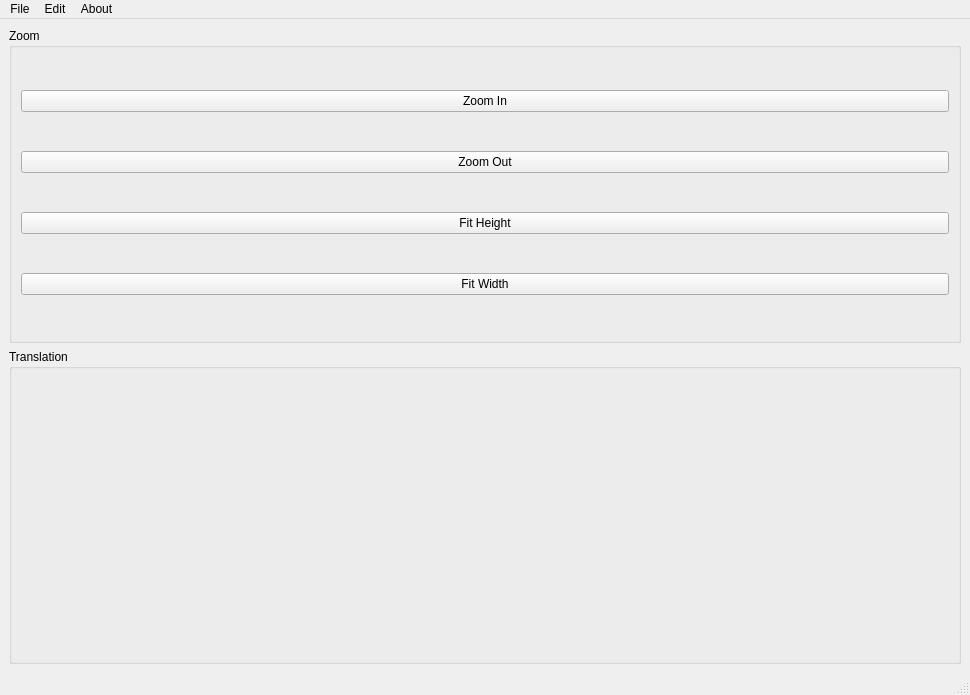
Above: comic-lens/form.ui from kylekce/Comic-Lens before the change. Below: the same form after it.
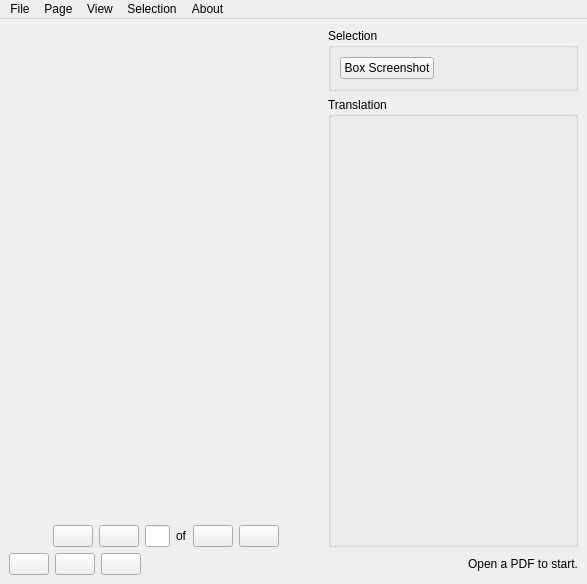
That is the form after the change. Icons and pictures are not drawn.

What changed in the file:
```diff
--- a/comic-lens/form.ui
+++ b/comic-lens/form.ui
@@ -6,8 +6,8 @@
    <rect>
     <x>0</x>
     <y>0</y>
-    <width>970</width>
-    <height>695</height>
+    <width>587</width>
+    <height>584</height>
    </rect>
   </property>
   <property name="sizePolicy">
@@ -26,62 +26,303 @@
      <verstretch>0</verstretch>
     </sizepolicy>
    </property>
-   <layout class="QHBoxLayout" name="horizontalLayout_2">
+   <property name="layoutDirection">
+    <enum>Qt::LeftToRight</enum>
+   </property>
+   <layout class="QVBoxLayout" name="verticalLayout_3" stretch="1,0">
     <item>
-     <layout class="QHBoxLayout" name="horizontalLayout_3">
+     <layout class="QHBoxLayout" name="main" stretch="2,1">
       <item>
-       <layout class="QVBoxLayout" name="verticalLayout">
+       <layout class="QVBoxLayout" name="main_layout" stretch="1,0">
+        <item>
+         <layout class="QHBoxLayout" name="page_layout" stretch="">
+          <property name="sizeConstraint">
+           <enum>QLayout::SetDefaultConstraint</enum>
+          </property>
+         </layout>
+        </item>
+        <item>
+         <layout class="QHBoxLayout" name="page_navigation">
+          <property name="leftMargin">
+           <number>0</number>
+          </property>
+          <item>
+           <spacer name="horizontalSpacer_3">
+            <property name="orientation">
+             <enum>Qt::Horizontal</enum>
+            </property>
+            <property name="sizeHint" stdset="0">
+             <size>
+              <width>40</width>
+              <height>20</height>
+             </size>
+            </property>
+           </spacer>
+          </item>
+          <item>
+           <widget class="QPushButton" name="start_page">
+            <property name="sizePolicy">
+             <sizepolicy hsizetype="Fixed" vsizetype="Fixed">
+              <horstretch>0</horstretch>
+              <verstretch>0</verstretch>
+             </sizepolicy>
+            </property>
+            <property name="text">
+             <string/>
+            </property>
+            <property name="icon">
+             <iconset resource="resource.qrc">
+              <normaloff>:/resources/skip-start-fill.svg</normaloff>:/resources/skip-start-fill.svg</iconset>
+            </property>
+           </widget>
+          </item>
+          <item>
+           <widget class="QPushButton" name="previous_page">
+            <property name="sizePolicy">
+             <sizepolicy hsizetype="Fixed" vsizetype="Fixed">
+              <horstretch>0</horstretch>
+              <verstretch>0</verstretch>
+             </sizepolicy>
+            </property>
+            <property name="text">
+             <string/>
+            </property>
+            <property name="icon">
+             <iconset resource="resource.qrc">
+              <normaloff>:/resources/caret-left-fill.svg</normaloff>:/resources/caret-left-fill.svg</iconset>
+            </property>
+           </widget>
+          </item>
+          <item>
+           <widget class="QLineEdit" name="page_line_edit">
+            <property name="sizePolicy">
+             <sizepolicy hsizetype="Fixed" vsizetype="Fixed">
+              <horstretch>0</horstretch>
+              <verstretch>0</verstretch>
+             </sizepolicy>
+            </property>
+            <property name="maximumSize">
+             <size>
+              <width>25</width>
+              <height>16777215</height>
+             </size>
+            </property>
+            <property name="autoFillBackground">
+             <bool>false</bool>
+            </property>
+            <property name="alignment">
+             <set>Qt::AlignCenter</set>
+            </property>
+           </widget>
+          </item>
+          <item>
+           <widget class="QLabel" name="page_label">
+            <property name="text">
+             <string>of</string>
+            </property>
+           </widget>
+          </item>
+          <item>
+           <widget class="QPushButton" name="next_page">
+            <property name="sizePolicy">
+             <sizepolicy hsizetype="Fixed" vsizetype="Fixed">
+              <horstretch>0</horstretch>
+              <verstretch>0</verstretch>
+             </sizepolicy>
+            </property>
+            <property name="text">
+             <string/>
+            </property>
+            <property name="icon">
+             <iconset resource="resource.qrc">
+              <normaloff>:/resources/caret-right-fill.svg</normaloff>:/resources/caret-right-fill.svg</iconset>
+            </property>
+           </widget>
+          </item>
+          <item>
+           <widget class="QPushButton" name="last_page">
+            <property name="sizePolicy">
+             <sizepolicy hsizetype="Fixed" vsizetype="Fixed">
+              <horstretch>0</horstretch>
+              <verstretch>0</verstretch>
+             </sizepolicy>
+            </property>
+            <property name="text">
+             <string/>
+            </property>
+            <property name="icon">
+             <iconset resource="resource.qrc">
+              <normaloff>:/resources/skip-end-fill.svg</normaloff>:/resources/skip-end-fill.svg</iconset>
+            </property>
+           </widget>
+          </item>
+          <item>
+           <spacer name="horizontalSpacer_2">
+            <property name="orientation">
+             <enum>Qt::Horizontal</enum>
+            </property>
+            <property name="sizeHint" stdset="0">
+             <size>
+              <width>40</width>
+              <height>20</height>
+             </size>
+            </property>
+           </spacer>
+          </item>
+         </layout>
+        </item>
+       </layout>
+      </item>
+      <item>
+       <layout class="QVBoxLayout" name="main_layout_2" stretch="0,1">
         <property name="sizeConstraint">
          <enum>QLayout::SetDefaultConstraint</enum>
         </property>
         <item>
          <widget class="QGroupBox" name="groupBox_2">
           <property name="title">
-           <string>Zoom</string>
+           <string>Selection</string>
           </property>
-          <layout class="QVBoxLayout" name="verticalLayout_2">
+          <layout class="QHBoxLayout" name="horizontalLayout_2">
            <item>
-            <widget class="QPushButton" name="zoom_in_button">
+            <widget class="QPushButton" name="box_screenshot">
              <property name="text">
-              <string>Zoom In</string>
+              <string>Box Screenshot</string>
              </property>
-            </widget>
-           </item>
-           <item>
-            <widget class="QPushButton" name="zoom_out_button">
-             <property name="text">
-              <string>Zoom Out</string>
+             <property name="icon">
+              <iconset resource="resource.qrc">
+               <normaloff>:/resources/bounding-box-circles.svg</normaloff>:/resources/bounding-box-circles.svg</iconset>
              </property>
-            </widget>
-           </item>
-           <item>
-            <widget class="QPushButton" name="fit_height_button">
-             <property name="text">
-              <string>Fit Height</string>
+             <property name="checkable">
+              <bool>true</bool>
              </property>
             </widget>
            </item>
            <item>
-            <widget class="QPushButton" name="fit_width_button">
-             <property name="text">
-              <string>Fit Width</string>
+            <spacer name="horizontalSpacer_4">
+             <property name="orientation">
+              <enum>Qt::Horizontal</enum>
              </property>
-            </widget>
+             <property name="sizeHint" stdset="0">
+              <size>
+               <width>40</width>
+               <height>20</height>
+              </size>
+             </property>
+            </spacer>
            </item>
           </layout>
          </widget>
         </item>
         <item>
          <widget class="QGroupBox" name="groupBox">
+          <property name="sizePolicy">
+           <sizepolicy hsizetype="Preferred" vsizetype="Preferred">
+            <horstretch>0</horstretch>
+            <verstretch>0</verstretch>
+           </sizepolicy>
+          </property>
+          <property name="minimumSize">
+           <size>
+            <width>250</width>
+            <height>0</height>
+           </size>
+          </property>
           <property name="title">
            <string>Translation</string>
           </property>
+          <layout class="QVBoxLayout" name="verticalLayout"/>
          </widget>
         </item>
        </layout>
       </item>
      </layout>
     </item>
+    <item>
+     <layout class="QHBoxLayout" name="toolbar">
+      <property name="sizeConstraint">
+       <enum>QLayout::SetDefaultConstraint</enum>
+      </property>
+      <item>
+       <layout class="QHBoxLayout" name="toolbar_layout">
+        <property name="rightMargin">
+         <number>0</number>
+        </property>
+        <item>
+         <widget class="QPushButton" name="fit">
+          <property name="sizePolicy">
+           <sizepolicy hsizetype="Fixed" vsizetype="Fixed">
+            <horstretch>0</horstretch>
+            <verstretch>0</verstretch>
+           </sizepolicy>
+          </property>
+          <property name="text">
+           <string/>
+          </property>
+          <property name="icon">
+           <iconset resource="resource.qrc">
+            <normaloff>:/resources/horizontal.svg</normaloff>:/resources/horizontal.svg</iconset>
+          </property>
+         </widget>
+        </item>
+        <item>
+         <widget class="QPushButton" name="zoom_out">
+          <property name="sizePolicy">
+           <sizepolicy hsizetype="Fixed" vsizetype="Fixed">
+            <horstretch>0</horstretch>
+            <verstretch>0</verstretch>
+           </sizepolicy>
+          </property>
+          <property name="text">
+           <string/>
+          </property>
+          <property name="icon">
+           <iconset resource="resource.qrc">
+            <normaloff>:/resources/zoom-out.svg</normaloff>:/resources/zoom-out.svg</iconset>
+          </property>
+         </widget>
+        </item>
+        <item>
+         <widget class="QPushButton" name="zoom_in">
+          <property name="sizePolicy">
+           <sizepolicy hsizetype="Fixed" vsizetype="Fixed">
+            <horstretch>0</horstretch>
+            <verstretch>0</verstretch>
+           </sizepolicy>
+          </property>
+          <property name="text">
+           <string/>
+          </property>
+          <property name="icon">
+           <iconset resource="resource.qrc">
+            <normaloff>:/resources/zoom-in.svg</normaloff>:/resources/zoom-in.svg</iconset>
+          </property>
+         </widget>
+        </item>
+       </layout>
+      </item>
+      <item>
+       <spacer name="horizontalSpacer">
+        <property name="orientation">
+         <enum>Qt::Horizontal</enum>
+        </property>
+        <property name="sizeHint" stdset="0">
+         <size>
+          <width>40</width>
+          <height>20</height>
+         </size>
+        </property>
+       </spacer>
+      </item>
+      <item>
+       <widget class="QLabel" name="current_file_label">
+        <property name="text">
+         <string>Open a PDF to start.</string>
+        </property>
+       </widget>
+      </item>
+     </layout>
+    </item>
    </layout>
   </widget>
   <widget class="QMenuBar" name="menubar">
@@ -89,7 +330,7 @@
     <rect>
      <x>0</x>
      <y>0</y>
-     <width>970</width>
+     <width>587</width>
      <height>25</height>
     </rect>
    </property>
@@ -97,22 +338,90 @@
     <property name="title">
      <string>File</string>
     </property>
-   </widget>
-   <widget class="QMenu" name="menuEdit">
-    <property name="title">
-     <string>Edit</string>
-    </property>
+    <addaction name="actionOpen_PDF"/>
    </widget>
    <widget class="QMenu" name="menuAbout">
     <property name="title">
      <string>About</string>
     </property>
    </widget>
+   <widget class="QMenu" name="menuView">
+    <property name="title">
+     <string>View</string>
+    </property>
+    <addaction name="actionZoom_In"/>
+    <addaction name="actionZoom_Out"/>
+    <addaction name="actionFit"/>
+   </widget>
+   <widget class="QMenu" name="menuPage">
+    <property name="title">
+     <string>Page</string>
+    </property>
+    <addaction name="actionNext_Page"/>
+    <addaction name="actionPrevious_Page"/>
+    <addaction name="actionStart_Page"/>
+    <addaction name="actionLast_Page"/>
+   </widget>
+   <widget class="QMenu" name="menuTranslation">
+    <property name="title">
+     <string>Selection</string>
+    </property>
+    <addaction name="actionBox_Screenshot"/>
+   </widget>
    <addaction name="menuFile"/>
-   <addaction name="menuEdit"/>
+   <addaction name="menuPage"/>
+   <addaction name="menuView"/>
+   <addaction name="menuTranslation"/>
    <addaction name="menuAbout"/>
   </widget>
-  <widget class="QStatusBar" name="statusbar"/>
+  <action name="actionOpen_PDF">
+   <property name="text">
+    <string>Open PDF</string>
+   </property>
+  </action>
+  <action name="actionZoom_In">
+   <property name="text">
+    <string>Zoom In</string>
+   </property>
+  </action>
+  <action name="actionZoom_Out">
+   <property name="text">
+    <string>Zoom Out</string>
+   </property>
+  </action>
+  <action name="actionFit">
+   <property name="text">
+    <string>Fit</string>
+   </property>
+  </action>
+  <action name="actionNext_Page">
+   <property name="text">
+    <string>Next Page</string>
+   </property>
+  </action>
+  <action name="actionPrevious_Page">
+   <property name="text">
+    <string>Previous Page</string>
+   </property>
+  </action>
+  <action name="actionStart_Page">
+   <property name="text">
+    <string>Start Page</string>
+   </property>
+  </action>
+  <action name="actionLast_Page">
+   <property name="text">
+    <string>Last Page</string>
+   </property>
+  </action>
+  <action name="actionBox_Screenshot">
+   <property name="checkable">
+    <bool>true</bool>
+   </property>
+   <property name="text">
+    <string>Box Screenshot</string>
+   </property>
+  </action>
  </widget>
  <resources/>
  <connections/>
```
Left out of the diff: 4 changed lines with no effect on the pictures.
